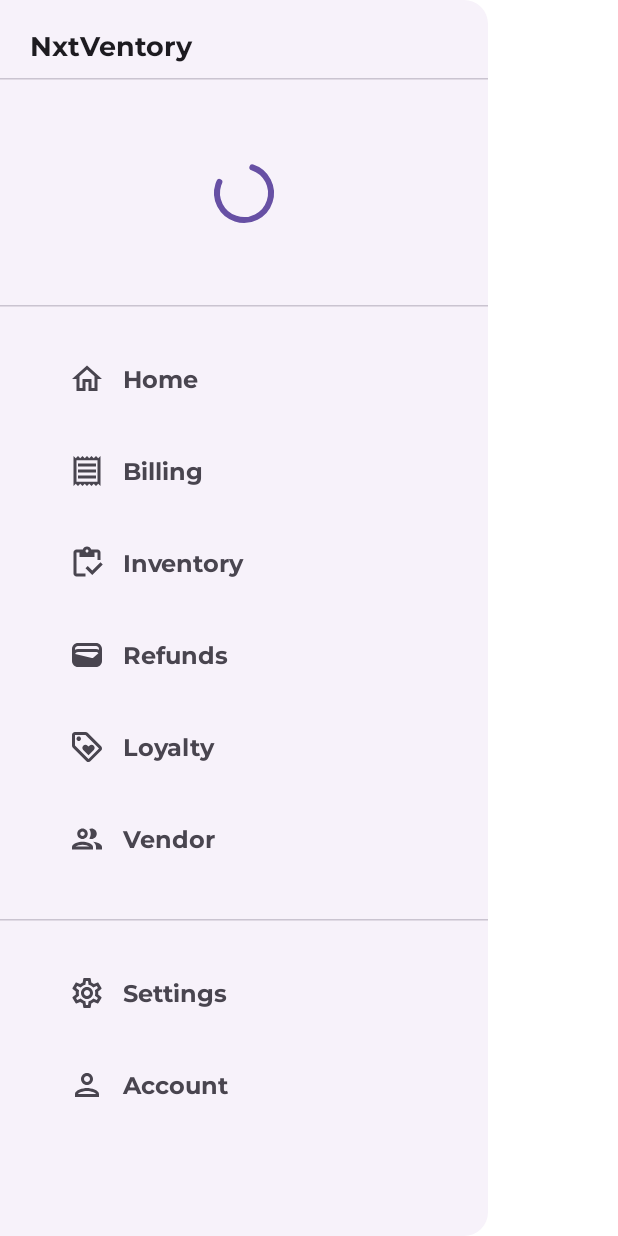
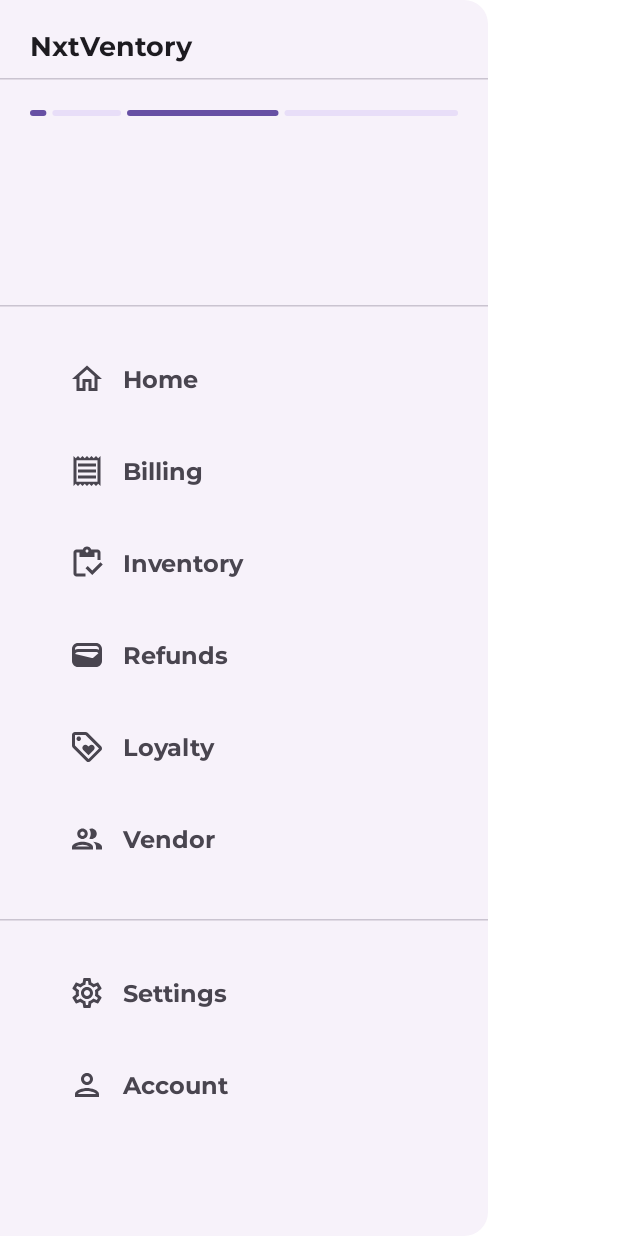
Before and after one commit to nxtgencat/NxtVentory, an Android app built with Jetpack Compose: the @Preview function NavigationDrawerPreview, on a phone screen of 412 x 824 dp. Run offline under Robolectric (Android 15) with nearby library versions, the phone set to English and light mode, and no system bars; our stand-ins replace Firebase (no records; nobody signed in at launch, a user with empty details on screens opened directly); Roboto replaces fonts that are not available here.

Commit message:
navdrawer modifications

```diff
--- a/app/build.gradle.kts
+++ b/app/build.gradle.kts
@@ -77,12 +77,10 @@ dependencies {
     implementation(libs.voyager.tab.navigator) // TabNavigator
     implementation(libs.voyager.transitions) // Transitions
 
-    // Firebase BoM
+    // Import the Firebase BoM
     implementation(platform("com.google.firebase:firebase-bom:32.8.0"))
+
     implementation("com.google.firebase:firebase-auth")
     implementation("com.google.firebase:firebase-firestore")
 
-    implementation("androidx.compose.runtime:runtime-livedata:1.6.5")
-
-
 }
--- a/app/src/main/java/cat/nxtventory/meow/signout/ui/SignOutScreen.kt
+++ b/app/src/main/java/cat/nxtventory/meow/account/ui/SignOutScreen.kt
@@ -1,4 +1,4 @@
-package cat.nxtventory.meow.signout.ui
+package cat.nxtventory.meow.account.ui
 
 import android.util.Log
 import android.widget.Toast
--- a/app/src/main/java/cat/nxtventory/meow/navigation/Naviagtor.kt
+++ b/app/src/main/java/cat/nxtventory/meow/navigation/Naviagtor.kt
@@ -12,7 +12,7 @@ import cat.nxtventory.meow.loyalty.ui.LoyaltyScreen
 import cat.nxtventory.meow.navigation.data.ScaffScreen
 import cat.nxtventory.meow.refunds.ui.RefundScreen
 import cat.nxtventory.meow.settings.ui.SettingsScreen
-import cat.nxtventory.meow.signout.ui.SignOutScreen
+import cat.nxtventory.meow.account.ui.SignOutScreen
 import cat.nxtventory.meow.vendor.VendorScreen
 
 @Composable
--- a/app/src/main/java/cat/nxtventory/meow/navigation/ui/NavDrawer.kt
+++ b/app/src/main/java/cat/nxtventory/meow/navigation/ui/NavDrawer.kt
@@ -7,6 +7,7 @@ import androidx.compose.foundation.layout.Row
 import androidx.compose.foundation.layout.Spacer
 import androidx.compose.foundation.layout.fillMaxHeight
 import androidx.compose.foundation.layout.fillMaxSize
+import androidx.compose.foundation.layout.fillMaxWidth
 import androidx.compose.foundation.layout.height
 import androidx.compose.foundation.layout.padding
 import androidx.compose.foundation.layout.size
@@ -19,6 +20,7 @@ import androidx.compose.material3.DrawerState
 import androidx.compose.material3.DrawerValue
 import androidx.compose.material3.HorizontalDivider
 import androidx.compose.material3.Icon
+import androidx.compose.material3.LinearProgressIndicator
 import androidx.compose.material3.MaterialTheme
 import androidx.compose.material3.ModalDrawerSheet
 import androidx.compose.material3.NavigationDrawerItem
@@ -100,21 +102,15 @@ fun NavDrawHeader() {
             style = MaterialTheme.typography.headlineMedium
         )
     }
-
     HorizontalDivider()
-
     Row(
         modifier = Modifier
             .height(150.dp)
             .padding(20.dp)
     ) {
         if (userDetails == null) {
-            Column(
-                modifier = Modifier.fillMaxSize(),
-                verticalArrangement = Arrangement.Center,
-                horizontalAlignment = Alignment.CenterHorizontally
-            ) {
-                CircularProgressIndicator()
+            Column(modifier = Modifier.fillMaxSize()) {
+                LinearProgressIndicator(modifier = Modifier.fillMaxWidth())
             }
         } else{
             Column (
@@ -136,7 +132,6 @@ fun NavDrawHeader() {
                         style = MaterialTheme.typography.labelMedium
                     )
                 }
-
             }
             Spacer(modifier = Modifier.width(30.dp))
             Column(
@@ -214,7 +209,7 @@ fun NavDrawBody(
 @Composable
 fun NavigationDrawerPreview() {
     MaterialTheme(
-        typography = myTypography // Applying custom typography here
+        typography = myTypography
     ) {
         NavigationDrawer(
             currentRoute = null,
@@ -222,5 +217,6 @@ fun NavigationDrawerPreview() {
             scope = rememberCoroutineScope(),
             drawerState = rememberDrawerState(initialValue = DrawerValue.Closed)
         )
+
     }
 }
--- a/gradle/libs.versions.toml
+++ b/gradle/libs.versions.toml
@@ -1,6 +1,5 @@
 [versions]
-agp = "8.3.1"
-
+agp = "8.3.2"
 kotlin = "1.9.0"
 coreKtx = "1.12.0"
 junit = "4.13.2"
@@ -12,9 +11,7 @@ composeBom = "2024.04.00"
 materialIconsExtendedAndroid = "1.6.5"
 navigationRuntimeKtx = "2.7.7"
 navigationCompose = "2.7.7"
-
 voyagerVersion = "1.0.0"
-
 
 [libraries]
 androidx-core-ktx = { group = "androidx.core", name = "core-ktx", version.ref = "coreKtx" }
@@ -38,6 +35,7 @@ voyager-navigator = { module = "cafe.adriel.voyager:voyager-navigator", version.
 voyager-tab-navigator = { module = "cafe.adriel.voyager:voyager-tab-navigator", version.ref = "voyagerVersion" }
 voyager-transitions = { module = "cafe.adriel.voyager:voyager-transitions", version.ref = "voyagerVersion" }
 
+
 [plugins]
 androidApplication = { id = "com.android.application", version.ref = "agp" }
 jetbrainsKotlinAndroid = { id = "org.jetbrains.kotlin.android", version.ref = "kotlin" }
```
Also changed, not shown: app/src/main/java/cat/nxtventory/meow/signin/ui/SignInScreen.kt (+3 -13 lines), app/src/main/java/cat/nxtventory/meow/signup/ui/SignUpScreen.kt (+3 -23 lines), app/src/main/java/cat/nxtventory/meow/welcome/WelcomeScreen.kt (+10 -4 lines).
